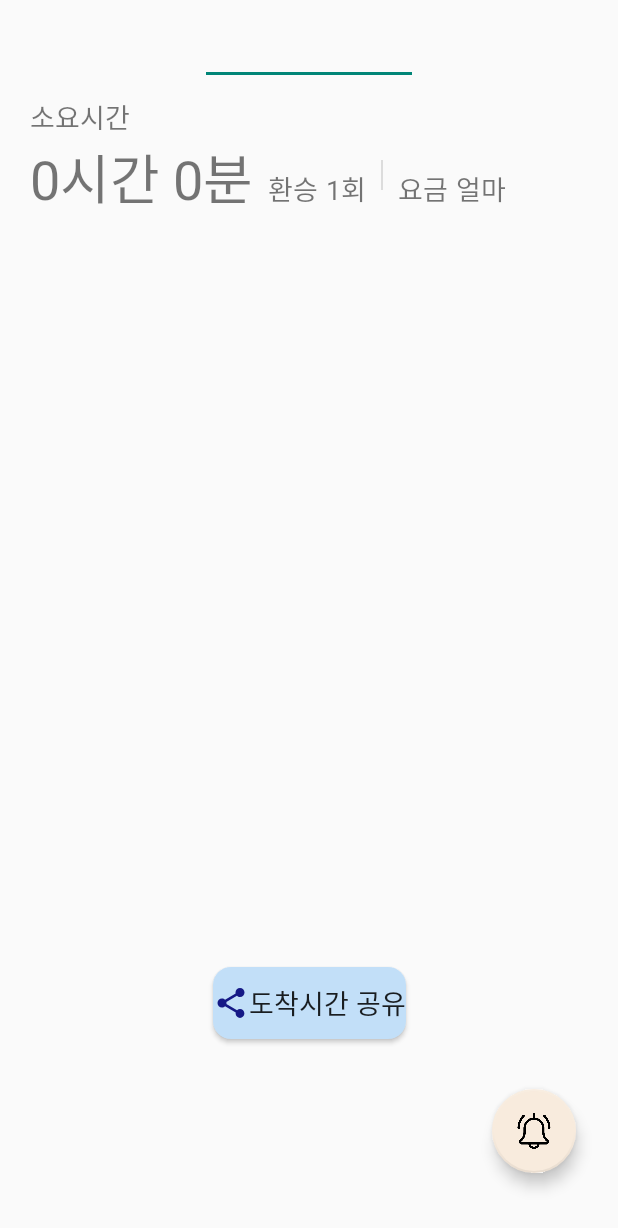
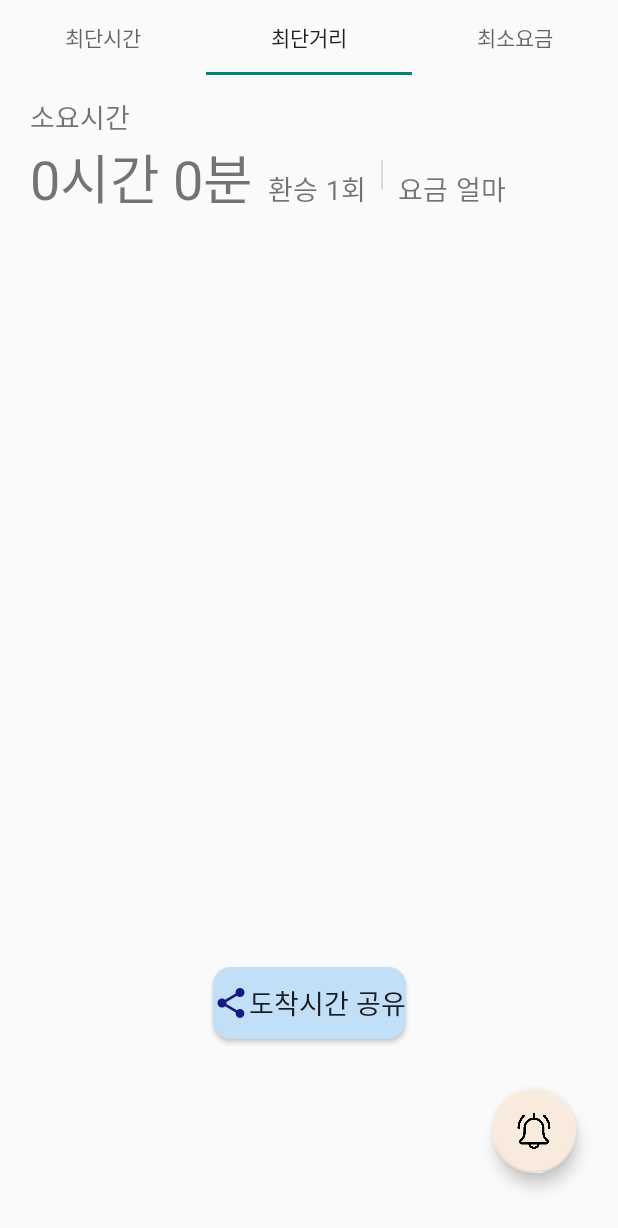
Before and after one commit to beom1995/QuickUnderRoute, an Android app: the RouteActivity screen opened directly, with no data from a screen before it, tab 2 chosen, on a phone screen of 412 x 824 dp. Shown: the top 1228 px of the screen. Run offline under Robolectric (Android 15) with nearby library versions, the phone set to English and light mode, and no system bars; our stand-ins replace Room's generated code.

Commit message:
탭 화면

```diff
--- a/app/src/main/java/kr/ac/myungji/quickunderroute/VPAdapter.kt
+++ b/app/src/main/java/kr/ac/myungji/quickunderroute/VPAdapter.kt
@@ -5,14 +5,9 @@ import androidx.fragment.app.FragmentManager
 import androidx.fragment.app.FragmentPagerAdapter
 import java.util.ArrayList
 
-class VPAdapter: FragmentPagerAdapter {
-    private var items: ArrayList<Fragment> = ArrayList<Fragment>()
-
-    constructor(fm: FragmentManager) : super(fm) {
-        items.add(tab_time())
-        items.add(tab_dist())
-        items.add(tab_fare())
-    }
+class VPAdapter(manager: FragmentManager): FragmentPagerAdapter(manager) {
+    private val items = ArrayList<Fragment>()
+    private val titleList = ArrayList<String>()
 
     @Override
     override fun getItem(position: Int): Fragment {
@@ -23,4 +18,13 @@ class VPAdapter: FragmentPagerAdapter {
     override fun getCount(): Int {
         return items.size
     }
+
+    override fun getPageTitle(position: Int): CharSequence? {
+        return titleList[position]
+    }
+
+    fun addFragment(fragment: Fragment, title: String) {
+        items.add(fragment)
+        titleList.add(title)
+    }
 }
--- a/app/src/main/java/kr/ac/myungji/quickunderroute/activity/MainActivity.kt
+++ b/app/src/main/java/kr/ac/myungji/quickunderroute/activity/MainActivity.kt
@@ -184,7 +184,7 @@ class MainActivity : AppCompatActivity(), NavigationView.OnNavigationItemSelecte
         // 검색버튼 클릭동작
         var btnSearch: ImageView = findViewById(R.id.btn_search)
         btnSearch.setOnClickListener {
-            val searchNo = autoCompleteTextView.text.toString();
+            val searchNo = autoCompleteTextView.text.toString()
             val intent = Intent(this, StationActivity::class.java)
             for (i in stationList!!.indices) {
                 if (searchNo == stNo[i]) {
--- a/app/src/main/java/kr/ac/myungji/quickunderroute/activity/RouteActivity.kt
+++ b/app/src/main/java/kr/ac/myungji/quickunderroute/activity/RouteActivity.kt
@@ -12,6 +12,8 @@ import android.util.Log
 import android.widget.Button
 import android.widget.TextView
 import androidx.appcompat.app.AppCompatActivity
+import androidx.fragment.app.Fragment
+import androidx.fragment.app.FragmentTransaction
 import androidx.viewpager.widget.ViewPager
 import com.google.android.material.floatingactionbutton.FloatingActionButton
 import com.google.android.material.tabs.TabLayout
@@ -34,15 +36,15 @@ class RouteActivity : AppCompatActivity() {
         val fragFare = layoutInflater.inflate(R.layout.fragment_tab_fare, null, false)
 
         // 정보를 표시할 화면 요소
-        val infoEstiTime1: TextView = fragTime.findViewById(R.id.info_time1)
-        val infoEstiTime2: TextView = fragDist.findViewById(R.id.info_time2)
-        val infoEstiTime3: TextView = fragFare.findViewById(R.id.info_time3)
-        val infoFare1: TextView = fragTime.findViewById(R.id.info_fare1)
-        val infoFare2: TextView = fragDist.findViewById(R.id.info_fare2)
-        val infoFare3: TextView = fragFare.findViewById(R.id.info_fare3)
-        val infoTrans1: TextView = fragTime.findViewById(R.id.info_trans1)
-        val infoTrans2: TextView = fragDist.findViewById(R.id.info_trans2)
-        val infoTrans3: TextView = fragFare.findViewById(R.id.info_trans3)
+        var infoEstiTime1: TextView = fragTime.findViewById(R.id.info_time1)
+        var infoEstiTime2: TextView = fragDist.findViewById(R.id.info_time2)
+        var infoEstiTime3: TextView = fragFare.findViewById(R.id.info_time3)
+        var infoFare1: TextView = fragTime.findViewById(R.id.info_fare1)
+        var infoFare2: TextView = fragDist.findViewById(R.id.info_fare2)
+        var infoFare3: TextView = fragFare.findViewById(R.id.info_fare3)
+        var infoTrans1: TextView = fragTime.findViewById(R.id.info_trans1)
+        var infoTrans2: TextView = fragDist.findViewById(R.id.info_trans2)
+        var infoTrans3: TextView = fragFare.findViewById(R.id.info_trans3)
 
         // 경로 검색 정보 받아오기
         var src: Int = MyApplication.prefs.getInt("src", 0)
@@ -75,6 +77,9 @@ class RouteActivity : AppCompatActivity() {
         // tabLayout에서 viewpaging 사용
         var vp: ViewPager = findViewById(R.id.view_pager)
         var adapter: VPAdapter = VPAdapter(supportFragmentManager)
+        adapter.addFragment(tab_time(), "최단시간")
+        adapter.addFragment(tab_dist(), "최단거리")
+        adapter.addFragment(tab_fare(), "최소요금")
         vp.adapter = adapter
 
         val tabLayout: TabLayout = findViewById(R.id.tab_layout)
@@ -85,25 +90,22 @@ class RouteActivity : AppCompatActivity() {
             override fun onTabSelected(tab: TabLayout.Tab) {
                 when(tab.position){
                     0 -> {
-                        tab.select()
                         vp.currentItem = 0
-                        infoEstiTime1.text = secToMin(infoArrAll!![0][0])
-                        infoFare1.text = "${infoArrAll!![0][2]}"
-                        infoTrans1.text = "${infoArrAll!![0][3]}"
+                        infoEstiTime1.setText(secToMin(infoArrAll!![0][0]))
+                        infoFare1.setText("${infoArrAll!![0][2]}")
+                        infoTrans1.setText("${infoArrAll!![0][3]}")
                     }
                     1 -> {
-                        tab.select()
                         vp.currentItem = 1
-                        infoEstiTime2.text = secToMin(infoArrAll!![1][0])
-                        infoFare2.text = "${infoArrAll!![1][2]}"
-                        infoTrans2.text = "${infoArrAll!![1][3]}"
+                        infoEstiTime2.setText(secToMin(infoArrAll!![1][0]))
+                        infoFare2.setText("${infoArrAll!![1][2]}")
+                        infoTrans2.setText("${infoArrAll!![1][3]}")
                     }
                     2 -> {
-                        tab.select()
                         vp.currentItem = 2
-                        infoEstiTime3.text = secToMin(infoArrAll!![2][0])
-                        infoFare3.text = "${infoArrAll!![2][2]}"
-                        infoTrans3.text = "${infoArrAll!![2][3]}"
+                        infoEstiTime3.setText(secToMin(infoArrAll!![2][0]))
+                        infoFare3.setText("${infoArrAll!![2][2]}")
+                        infoTrans3.setText("${infoArrAll!![2][3]}")
                     }
                 }
             }
```
